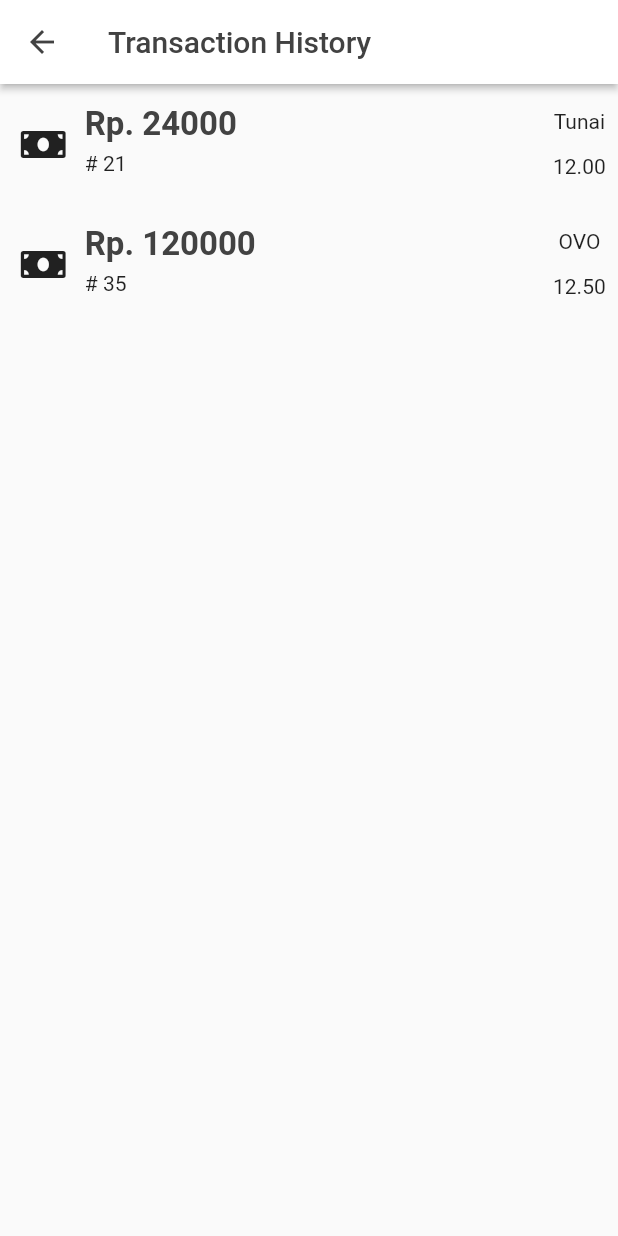
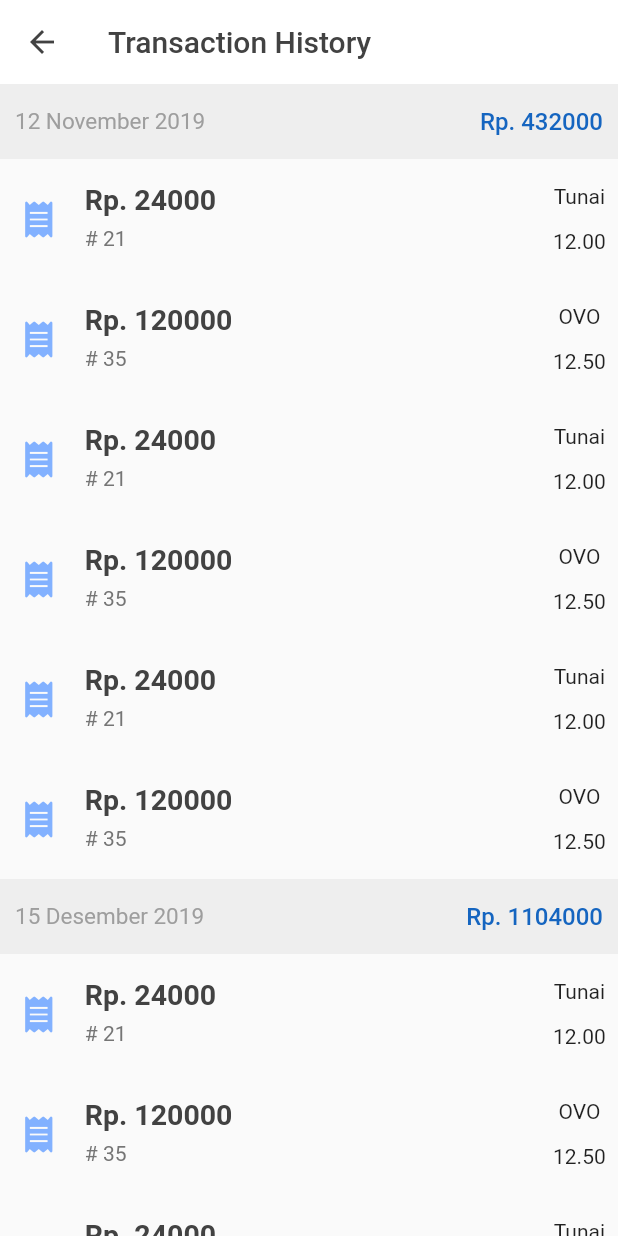
Before and after one commit to faizainur/pharmacy-app-flutter, a Flutter app: the screen it shows after launch, item 3 of the bottom bar chosen, on a phone screen of 412 x 824 dp. Run offline on Flutter 3.47's test engine with Material 2 defaults, Android fonts, the phone set to English and light mode, and no system bars; drawn by our look-alikes of sticky_headers; our stand-ins replace dotted_border, font_awesome_flutter; missing offline and left inert: avatar_letter, flutter_barcode_scanner, random_color.

Commit message:
Add listview with sections per day

```diff
--- a/lib/history_item.dart
+++ b/lib/history_item.dart
@@ -22,11 +22,12 @@ class _HistoryItemState extends State<HistoryItem> {
         onTap: () {
           /* TODO : Navigate to transaction details page, passing transaction data */
 
-          Navigator.push(context, MaterialPageRoute(
-            builder: (BuildContext context) {
+          Navigator.push(
+            context,
+            MaterialPageRoute(builder: (BuildContext context) {
               return TransactionDetailsPage(widget.transaction);
-            }
-          ),);
+            }),
+          );
         },
         child: Container(
           height: 80,
@@ -35,7 +36,7 @@ class _HistoryItemState extends State<HistoryItem> {
               Expanded(
                 flex: 1,
                 child: Center(
-                  child: Icon(FontAwesomeIcons.moneyBill),
+                  child: Icon(FontAwesomeIcons.receipt, color: Colors.blueAccent[100],),
                 ),
               ),
               Expanded(
@@ -48,21 +49,28 @@ class _HistoryItemState extends State<HistoryItem> {
                     children: <Widget>[
                       Expanded(
                         flex: 1,
-                        child: Align(alignment: Alignment.centerLeft,
-                                                  child: Text(
+                        child: Align(
+                          alignment: Alignment.centerLeft,
+                          child: Text(
                             "Rp. " + widget.transaction.totalPrice.toString(),
                             style: TextStyle(
-                                color: Colors.grey[800],
-                                fontSize: 22,
-                                fontWeight: FontWeight.bold),
+                              color: Colors.grey[800],
+                              fontSize: 19,
+                              fontWeight: FontWeight.w600,
+                            ),
                           ),
                         ),
                       ),
                       Expanded(
                         flex: 1,
-                        child: Align(alignment: Alignment.centerLeft,
+                        child: Align(
+                          alignment: Alignment.centerLeft,
                           child: Text(
-                              "# " + widget.transaction.transactionId.toString()),
+                            "# " + widget.transaction.transactionId.toString(),
+                            style: TextStyle(
+                              color: Colors.grey[600],
+                            ),
+                          ),
                         ),
                       )
                     ],
--- a/lib/history_page.dart
+++ b/lib/history_page.dart
@@ -2,6 +2,8 @@ import 'package:flutter/material.dart';
 import 'package:pharmacy_app/models/product.dart';
 import 'package:pharmacy_app/models/transaction.dart';
 import 'history_item.dart';
+import 'models/trasactions_perday_bundle.dart';
+import 'package:sticky_headers/sticky_headers.dart';
 
 class HistoryPage extends StatefulWidget {
   @override
@@ -9,28 +11,69 @@ class HistoryPage extends StatefulWidget {
 }
 
 class _HistoryPageState extends State<HistoryPage> {
-  Transaction transaction1 = new Transaction(
-      21, '25 Nov 2019', '12.00', listProductSold, 'Tunai', 24000);
-  Transaction transaction2 = new Transaction(
-      35, '28 Nov 2019', '12.50', listProductSold, 'OVO', 120000);
+  Transaction transaction1;
+  Transaction transaction2;
+
   Product obatBatuk = new Product('OB1', 'Obat Batuk', 5, 'Meredakan batuk');
+  Product paracetamol = new Product('PR1', 'Obat Demam', 25, 'Meredakan Demam');
 
-  static List<Product> listProductSold = List<Product>();
-  static List<Transaction> transacionList = List<Transaction>();
+  // Transaction List Dummy Data
+  List<Transaction> listTransaction1;
+  List<Transaction> listTransaction2;
+
+  List<Product> listProductSold1;
+  List<Product> listProductSold2;
+
+  TransactionBundle bundle1;
+  TransactionBundle bundle2;
+
+  List<TransactionBundle> bundleList = new List<TransactionBundle>();
 
   @override
   void initState() {
     // TODO: implement initState
     super.initState();
 
-    listProductSold.clear();
-    transacionList.clear();
+    listProductSold1 = [obatBatuk, obatBatuk, paracetamol];
 
-    listProductSold.add(obatBatuk);
-    transacionList.add(transaction1);
-    transacionList.add(transaction2);
+    listProductSold2 = [paracetamol, paracetamol, obatBatuk, obatBatuk];
 
-    // print(transaction.listProductSold[0].productName);
+    transaction1 = new Transaction(
+        21, '25 Nov 2019', '12.00', listProductSold1, 'Tunai', 24000);
+    transaction2 = new Transaction(
+        35, '28 Nov 2019', '12.50', listProductSold2, 'OVO', 120000);
+
+    listTransaction1 = [
+      transaction1,
+      transaction2,
+      transaction1,
+      transaction2,
+      transaction1,
+      transaction2,
+      transaction1,
+      transaction2,
+      transaction2,
+      transaction1,
+      transaction2,
+      transaction2,
+      transaction1,
+      transaction2,
+    ];
+
+    listTransaction2 = [
+      transaction1,
+      transaction2,
+      transaction1,
+      transaction2,
+      transaction1,
+      transaction2,
+    ];
+
+    bundle1 = TransactionBundle("12 November 2019", listTransaction2);
+    bundle2 = TransactionBundle("15 Desember 2019", listTransaction1);
+
+    bundleList.add(bundle1);
+    bundleList.add(bundle2);
   }
 
   @override
@@ -38,7 +81,7 @@ class _HistoryPageState extends State<HistoryPage> {
     return Scaffold(
       appBar: AppBar(
         backgroundColor: Colors.white,
-        elevation: 2,
+        elevation: 0,
         leading: BackButton(
           color: Colors.grey[800],
         ),
@@ -50,11 +93,56 @@ class _HistoryPageState extends State<HistoryPage> {
       body: Container(
         child: Center(
           child: ListView.builder(
-            itemCount: transacionList.length,
+            itemCount: bundleList.length,
             itemBuilder: (BuildContext context, int index) {
-              return HistoryItem(transacionList[index]);
+              List<Widget> listTiles = List<Widget>();
+
+              bundleList[index].transactionList.forEach(
+                (v) {
+                  listTiles.add(HistoryItem(v));
+                },
+              );
+
+              print(index.toString() +
+                  bundleList[index].totalIncomePerDay.toString());
+
+              return StickyHeader(
+                header: Container(
+                  padding: EdgeInsets.symmetric(horizontal: 10),
+                  height: 50,
+                  color: Colors.grey[200],
+                  child: Row(
+                    children: <Widget>[
+                      Expanded(
+                        flex: 1,
+                        child: Text(
+                          bundleList[index].date,
+                          style: TextStyle(fontSize: 15, color: Colors.grey),
+                        ),
+                      ),
+                      Expanded(
+                        flex: 1,
+                        child: Align(
+                          alignment: Alignment.centerRight,
+                          child: Text(
+                            "Rp. " +
+                                bundleList[index].totalIncomePerDay.toString(),
+                            style: TextStyle(
+                                color: Colors.blue[800],
+                                fontWeight: FontWeight.w500,
+                                fontSize: 16),
+                          ),
+                        ),
+                      ),
+                    ],
+                  ),
+                ),
+                content: Wrap(
+                  children: listTiles,
+                ),
+              );
             },
-          )
+          ),
         ),
       ),
     );
--- a/lib/models/trasactions_perday_bundle.dart
+++ b/lib/models/trasactions_perday_bundle.dart
@@ -0,0 +1,18 @@
+import 'transaction.dart';
+class TransactionBundle{
+  String date;
+  List<Transaction> transactionList;
+
+  int _totalIncome;
+
+  TransactionBundle(this.date, this.transactionList);
+
+  int get totalIncomePerDay {
+    _totalIncome = 0;
+    transactionList.forEach((v) {
+      _totalIncome += v.totalPrice;
+      print(_totalIncome.toString());
+    });
+    return _totalIncome;
+  }
+}
--- a/lib/products_page.dart
+++ b/lib/products_page.dart
@@ -1,11 +1,9 @@
-import 'package:easy_dialog/easy_dialog.dart';
 import 'package:flutter/cupertino.dart';
 import 'package:flutter/material.dart';
 import 'package:dotted_border/dotted_border.dart';
 import 'package:flutter_barcode_scanner/flutter_barcode_scanner.dart';
 import 'package:font_awesome_flutter/font_awesome_flutter.dart';
 import 'package:pharmacy_app/addnewproductwodget.dart';
-import 'package:rflutter_alert/rflutter_alert.dart';
 import 'product_list_card.dart';
 import 'sort_dialog.dart';
 import 'sort_bottom_sheet.dart';
--- a/pubspec.yaml
+++ b/pubspec.yaml
@@ -24,8 +24,7 @@ dependencies:
   flutter_barcode_scanner: ^0.1.7
   avatar_letter: ^1.0.1
   random_color: ^1.0.3
-  rflutter_alert: ^1.0.2
-  easy_dialog: ^1.0.5
+  sticky_headers: "^0.1.8"
 
   # The following adds the Cupertino Icons font to your application.
   # Use with the CupertinoIcons class for iOS style icons.
```
Also changed, not shown: pubspec.lock.
